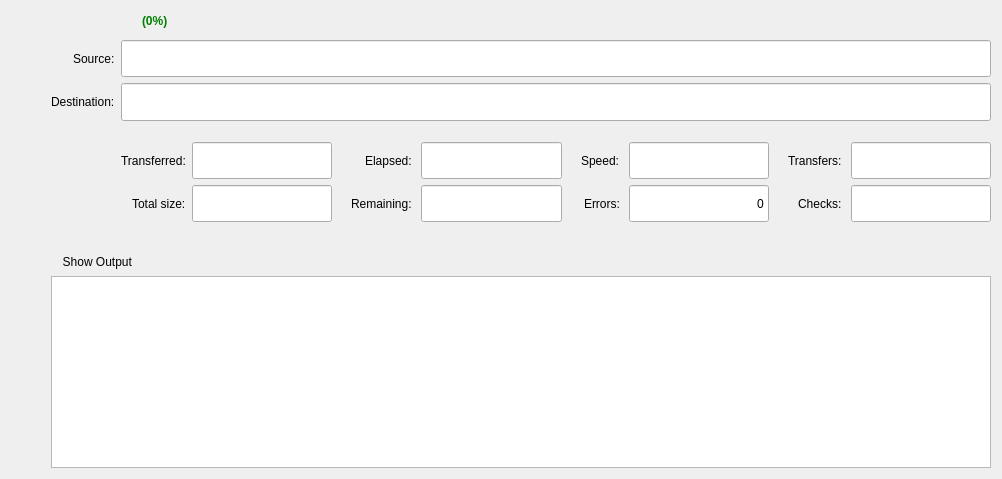
The window that src/job_widget.ui (holazt/RcloneBrowser) describes before a commit, drawn with Qt 5.
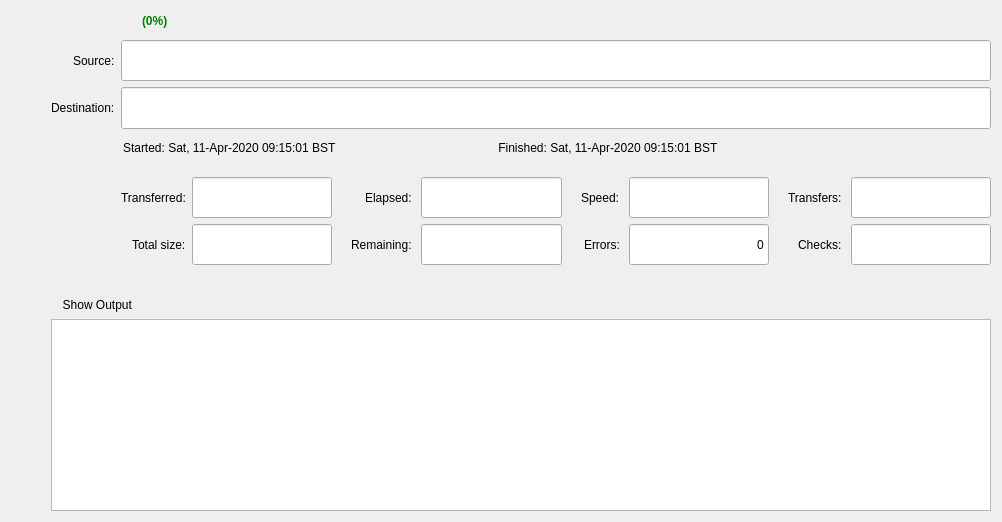
The same window after the commit.

Diff of the .ui file:
```diff
--- a/src/job_widget.ui
+++ b/src/job_widget.ui
@@ -7,7 +7,7 @@
     <x>0</x>
     <y>0</y>
     <width>1002</width>
-    <height>479</height>
+    <height>522</height>
    </rect>
   </property>
   <property name="sizePolicy">
@@ -166,54 +166,7 @@
       <property name="bottomMargin">
        <number>0</number>
       </property>
-      <item row="4" column="7">
-       <widget class="QLineEdit" name="errors">
-        <property name="sizePolicy">
-         <sizepolicy hsizetype="MinimumExpanding" vsizetype="Expanding">
-          <horstretch>0</horstretch>
-          <verstretch>0</verstretch>
-         </sizepolicy>
-        </property>
-        <property name="minimumSize">
-         <size>
-          <width>120</width>
-          <height>0</height>
-         </size>
-        </property>
-        <property name="text">
-         <string>0</string>
-        </property>
-        <property name="alignment">
-         <set>Qt::AlignRight|Qt::AlignTrailing|Qt::AlignVCenter</set>
-        </property>
-        <property name="readOnly">
-         <bool>true</bool>
-        </property>
-       </widget>
-      </item>
-      <item row="3" column="3">
-       <widget class="QLineEdit" name="size">
-        <property name="sizePolicy">
-         <sizepolicy hsizetype="MinimumExpanding" vsizetype="Expanding">
-          <horstretch>0</horstretch>
-          <verstretch>0</verstretch>
-         </sizepolicy>
-        </property>
-        <property name="minimumSize">
-         <size>
-          <width>120</width>
-          <height>0</height>
-         </size>
-        </property>
-        <property name="alignment">
-         <set>Qt::AlignRight|Qt::AlignTrailing|Qt::AlignVCenter</set>
-        </property>
-        <property name="readOnly">
-         <bool>true</bool>
-        </property>
-       </widget>
-      </item>
-      <item row="13" column="1" colspan="9">
+      <item row="16" column="1" colspan="9">
        <layout class="QFormLayout" name="progress">
         <property name="fieldGrowthPolicy">
          <enum>QFormLayout::ExpandingFieldsGrow</enum>
@@ -223,8 +176,21 @@
         </property>
        </layout>
       </item>
-      <item row="3" column="7">
-       <widget class="QLineEdit" name="bandwidth">
+      <item row="6" column="6" alignment="Qt::AlignRight">
+       <widget class="QLabel" name="label_2">
+        <property name="styleSheet">
+         <string notr="true">padding-left: 10px;</string>
+        </property>
+        <property name="text">
+         <string>Speed:</string>
+        </property>
+        <property name="buddy">
+         <cstring>bandwidth</cstring>
+        </property>
+       </widget>
+      </item>
+      <item row="7" column="7">
+       <widget class="QLineEdit" name="errors">
         <property name="sizePolicy">
          <sizepolicy hsizetype="MinimumExpanding" vsizetype="Expanding">
           <horstretch>0</horstretch>
@@ -237,6 +203,9 @@
           <height>0</height>
          </size>
         </property>
+        <property name="text">
+         <string>0</string>
+        </property>
         <property name="alignment">
          <set>Qt::AlignRight|Qt::AlignTrailing|Qt::AlignVCenter</set>
         </property>
@@ -245,68 +214,7 @@
         </property>
        </widget>
       </item>
-      <item row="14" column="1">
-       <spacer name="verticalSpacer_3">
-        <property name="orientation">
-         <enum>Qt::Vertical</enum>
-        </property>
-        <property name="sizeType">
-         <enum>QSizePolicy::Fixed</enum>
-        </property>
-        <property name="sizeHint" stdset="0">
-         <size>
-          <width>20</width>
-          <height>10</height>
-         </size>
-        </property>
-       </spacer>
-      </item>
-      <item row="15" column="1" colspan="2">
-       <widget class="QToolButton" name="showOutput">
-        <property name="styleSheet">
-         <string notr="true">QToolButton { border: 0 }</string>
-        </property>
-        <property name="text">
-         <string>  Show Output</string>
-        </property>
-        <property name="checkable">
-         <bool>true</bool>
-        </property>
-        <property name="toolButtonStyle">
-         <enum>Qt::ToolButtonTextBesideIcon</enum>
-        </property>
-       </widget>
-      </item>
-      <item row="4" column="8" alignment="Qt::AlignRight">
-       <widget class="QLabel" name="label_8">
-        <property name="styleSheet">
-         <string notr="true">padding-left: 10px;</string>
-        </property>
-        <property name="text">
-         <string>Checks:</string>
-        </property>
-        <property name="buddy">
-         <cstring>checks</cstring>
-        </property>
-       </widget>
-      </item>
-      <item row="2" column="4">
-       <spacer name="verticalSpacer">
-        <property name="orientation">
-         <enum>Qt::Vertical</enum>
-        </property>
-        <property name="sizeType">
-         <enum>QSizePolicy::Fixed</enum>
-        </property>
-        <property name="sizeHint" stdset="0">
-         <size>
-          <width>20</width>
-          <height>15</height>
-         </size>
-        </property>
-       </spacer>
-      </item>
-      <item row="4" column="4" alignment="Qt::AlignRight">
+      <item row="7" column="4" alignment="Qt::AlignRight">
        <widget class="QLabel" name="label_4">
         <property name="styleSheet">
          <string notr="true">padding-left: 10px;</string>
@@ -319,8 +227,24 @@
         </property>
        </widget>
       </item>
-      <item row="4" column="9">
-       <widget class="QLineEdit" name="checks">
+      <item row="18" column="1" colspan="2">
+       <widget class="QToolButton" name="showOutput">
+        <property name="styleSheet">
+         <string notr="true">QToolButton { border: 0 }</string>
+        </property>
+        <property name="text">
+         <string>  Show Output</string>
+        </property>
+        <property name="checkable">
+         <bool>true</bool>
+        </property>
+        <property name="toolButtonStyle">
+         <enum>Qt::ToolButtonTextBesideIcon</enum>
+        </property>
+       </widget>
+      </item>
+      <item row="6" column="5">
+       <widget class="QLineEdit" name="elapsed">
         <property name="sizePolicy">
          <sizepolicy hsizetype="MinimumExpanding" vsizetype="Expanding">
           <horstretch>0</horstretch>
@@ -341,20 +265,23 @@
         </property>
        </widget>
       </item>
-      <item row="3" column="4" alignment="Qt::AlignRight">
-       <widget class="QLabel" name="label_6">
-        <property name="styleSheet">
-         <string notr="true">padding-left: 10px;</string>
+      <item row="2" column="1" alignment="Qt::AlignRight">
+       <widget class="QLabel" name="label">
+        <property name="sizePolicy">
+         <sizepolicy hsizetype="Fixed" vsizetype="Preferred">
+          <horstretch>0</horstretch>
+          <verstretch>0</verstretch>
+         </sizepolicy>
         </property>
         <property name="text">
-         <string>Elapsed:</string>
+         <string>Destination:</string>
         </property>
         <property name="buddy">
          <cstring>elapsed</cstring>
         </property>
        </widget>
       </item>
-      <item row="1" column="2" colspan="8">
+      <item row="2" column="2" colspan="8">
        <widget class="QLineEdit" name="dest">
         <property name="sizePolicy">
          <sizepolicy hsizetype="Expanding" vsizetype="Expanding">
@@ -367,43 +294,7 @@
         </property>
        </widget>
       </item>
-      <item row="4" column="2" alignment="Qt::AlignRight">
-       <widget class="QLabel" name="label_4a">
-        <property name="text">
-         <string>Total size:</string>
-        </property>
-        <property name="buddy">
-         <cstring>totalsize</cstring>
-        </property>
-       </widget>
-      </item>
-      <item row="3" column="6" alignment="Qt::AlignRight">
-       <widget class="QLabel" name="label_2">
-        <property name="styleSheet">
-         <string notr="true">padding-left: 10px;</string>
-        </property>
-        <property name="text">
-         <string>Speed:</string>
-        </property>
-        <property name="buddy">
-         <cstring>bandwidth</cstring>
-        </property>
-       </widget>
-      </item>
-      <item row="0" column="2" colspan="8">
-       <widget class="QLineEdit" name="source">
-        <property name="sizePolicy">
-         <sizepolicy hsizetype="Expanding" vsizetype="Expanding">
-          <horstretch>0</horstretch>
-          <verstretch>0</verstretch>
-         </sizepolicy>
-        </property>
-        <property name="readOnly">
-         <bool>true</bool>
-        </property>
-       </widget>
-      </item>
-      <item row="16" column="1" colspan="9">
+      <item row="19" column="1" colspan="9">
        <widget class="QPlainTextEdit" name="output">
         <property name="lineWrapMode">
          <enum>QPlainTextEdit::NoWrap</enum>
@@ -413,7 +304,117 @@
         </property>
        </widget>
       </item>
-      <item row="4" column="6" alignment="Qt::AlignRight">
+      <item row="6" column="3">
+       <widget class="QLineEdit" name="size">
+        <property name="sizePolicy">
+         <sizepolicy hsizetype="MinimumExpanding" vsizetype="Expanding">
+          <horstretch>0</horstretch>
+          <verstretch>0</verstretch>
+         </sizepolicy>
+        </property>
+        <property name="minimumSize">
+         <size>
+          <width>120</width>
+          <height>0</height>
+         </size>
+        </property>
+        <property name="alignment">
+         <set>Qt::AlignRight|Qt::AlignTrailing|Qt::AlignVCenter</set>
+        </property>
+        <property name="readOnly">
+         <bool>true</bool>
+        </property>
+       </widget>
+      </item>
+      <item row="7" column="3">
+       <widget class="QLineEdit" name="totalsize">
+        <property name="sizePolicy">
+         <sizepolicy hsizetype="MinimumExpanding" vsizetype="Expanding">
+          <horstretch>0</horstretch>
+          <verstretch>0</verstretch>
+         </sizepolicy>
+        </property>
+        <property name="minimumSize">
+         <size>
+          <width>120</width>
+          <height>0</height>
+         </size>
+        </property>
+        <property name="alignment">
+         <set>Qt::AlignRight|Qt::AlignTrailing|Qt::AlignVCenter</set>
+        </property>
+        <property name="readOnly">
+         <bool>true</bool>
+        </property>
+       </widget>
+      </item>
+      <item row="6" column="7">
+       <widget class="QLineEdit" name="bandwidth">
+        <property name="sizePolicy">
+         <sizepolicy hsizetype="MinimumExpanding" vsizetype="Expanding">
+          <horstretch>0</horstretch>
+          <verstretch>0</verstretch>
+         </sizepolicy>
+        </property>
+        <property name="minimumSize">
+         <size>
+          <width>120</width>
+          <height>0</height>
+         </size>
+        </property>
+        <property name="alignment">
+         <set>Qt::AlignRight|Qt::AlignTrailing|Qt::AlignVCenter</set>
+        </property>
+        <property name="readOnly">
+         <bool>true</bool>
+        </property>
+       </widget>
+      </item>
+      <item row="7" column="9">
+       <widget class="QLineEdit" name="checks">
+        <property name="sizePolicy">
+         <sizepolicy hsizetype="MinimumExpanding" vsizetype="Expanding">
+          <horstretch>0</horstretch>
+          <verstretch>0</verstretch>
+         </sizepolicy>
+        </property>
+        <property name="minimumSize">
+         <size>
+          <width>120</width>
+          <height>0</height>
+         </size>
+        </property>
+        <property name="alignment">
+         <set>Qt::AlignRight|Qt::AlignTrailing|Qt::AlignVCenter</set>
+        </property>
+        <property name="readOnly">
+         <bool>true</bool>
+        </property>
+       </widget>
+      </item>
+      <item row="6" column="9">
+       <widget class="QLineEdit" name="transferred">
+        <property name="sizePolicy">
+         <sizepolicy hsizetype="MinimumExpanding" vsizetype="Expanding">
+          <horstretch>0</horstretch>
+          <verstretch>0</verstretch>
+         </sizepolicy>
+        </property>
+        <property name="minimumSize">
+         <size>
+          <width>120</width>
+          <height>0</height>
+         </size>
+        </property>
+        <property name="alignment">
+         <set>Qt::AlignRight|Qt::AlignTrailing|Qt::AlignVCenter</set>
+        </property>
+        <property name="readOnly">
+         <bool>true</bool>
+        </property>
+       </widget>
+      </item>
+      <item row="7" column="6" alignment="Qt::AlignRight">
        <widget class="QLabel" name="label_7">
         <property name="styleSheet">
          <string notr="true">padding-left: 10px;</string>
@@ -426,99 +427,75 @@
         </property>
        </widget>
       </item>
-      <item row="1" column="1" alignment="Qt::AlignRight">
-       <widget class="QLabel" name="label">
-        <property name="sizePolicy">
-         <sizepolicy hsizetype="Fixed" vsizetype="Preferred">
-          <horstretch>0</horstretch>
-          <verstretch>0</verstretch>
-         </sizepolicy>
+      <item row="7" column="2" alignment="Qt::AlignRight">
+       <widget class="QLabel" name="label_4a">
+        <property name="text">
+         <string>Total size:</string>
         </property>
+        <property name="buddy">
+         <cstring>totalsize</cstring>
+        </property>
+       </widget>
+      </item>
+      <item row="7" column="8" alignment="Qt::AlignRight">
+       <widget class="QLabel" name="label_8">
+        <property name="styleSheet">
+         <string notr="true">padding-left: 10px;</string>
+        </property>
         <property name="text">
-         <string>Destination:</string>
+         <string>Checks:</string>
         </property>
         <property name="buddy">
          <cstring>dest</cstring>
         </property>
        </widget>
       </item>
-      <item row="3" column="0">
-       <spacer name="horizontalSpacer_3">
+      <item row="8" column="4">
+       <spacer name="verticalSpacer_2">
         <property name="orientation">
-         <enum>Qt::Horizontal</enum>
+         <enum>Qt::Vertical</enum>
         </property>
         <property name="sizeType">
          <enum>QSizePolicy::Fixed</enum>
         </property>
         <property name="sizeHint" stdset="0">
          <size>
-          <width>40</width>
-          <height>20</height>
+          <width>20</width>
+          <height>15</height>
          </size>
         </property>
        </spacer>
       </item>
-      <item row="3" column="5">
-       <widget class="QLineEdit" name="elapsed">
+      <item row="0" column="2" colspan="8">
+       <widget class="QLineEdit" name="source">
         <property name="sizePolicy">
-         <sizepolicy hsizetype="MinimumExpanding" vsizetype="Expanding">
+         <sizepolicy hsizetype="Expanding" vsizetype="Expanding">
           <horstretch>0</horstretch>
           <verstretch>0</verstretch>
          </sizepolicy>
         </property>
-        <property name="minimumSize">
-         <size>
-          <width>120</width>
-          <height>0</height>
-         </size>
-        </property>
-        <property name="alignment">
-         <set>Qt::AlignRight|Qt::AlignTrailing|Qt::AlignVCenter</set>
-        </property>
         <property name="readOnly">
          <bool>true</bool>
         </property>
        </widget>
       </item>
-      <item row="3" column="9">
-       <widget class="QLineEdit" name="transferred">
-        <property name="sizePolicy">
-         <sizepolicy hsizetype="MinimumExpanding" vsizetype="Expanding">
-          <horstretch>0</horstretch>
-          <verstretch>0</verstretch>
-         </sizepolicy>
+      <item row="17" column="1">
+       <spacer name="verticalSpacer_3">
+        <property name="orientation">
+         <enum>Qt::Vertical</enum>
         </property>
-        <property name="minimumSize">
+        <property name="sizeType">
+         <enum>QSizePolicy::Fixed</enum>
+        </property>
+        <property name="sizeHint" stdset="0">
          <size>
-          <width>120</width>
-          <height>0</height>
+          <width>20</width>
+          <height>10</height>
          </size>
         </property>
-        <property name="alignment">
-         <set>Qt::AlignRight|Qt::AlignTrailing|Qt::AlignVCenter</set>
-        </property>
-        <property name="readOnly">
-         <bool>true</bool>
-        </property>
-       </widget>
+       </spacer>
       </item>
-      <item row="0" column="1" alignment="Qt::AlignRight">
-       <widget class="QLabel" name="label_3">
-        <property name="sizePolicy">
-         <sizepolicy hsizetype="Fixed" vsizetype="Preferred">
-          <horstretch>0</horstretch>
-          <verstretch>0</verstretch>
-         </sizepolicy>
-        </property>
-        <property name="text">
-         <string>Source:</string>
-        </property>
-        <property name="buddy">
-         <cstring>source</cstring>
-        </property>
-       </widget>
-      </item>
-      <item row="3" column="2" alignment="Qt::AlignRight">
+      <item row="6" column="2" alignment="Qt::AlignRight">
        <widget class="QLabel" name="label_5">
         <property name="sizePolicy">
          <sizepolicy hsizetype="Fixed" vsizetype="Preferred">
@@ -534,51 +511,7 @@
         </property>
        </widget>
       </item>
-      <item row="4" column="3">
-       <widget class="QLineEdit" name="totalsize">
-        <property name="sizePolicy">
-         <sizepolicy hsizetype="MinimumExpanding" vsizetype="Expanding">
-          <horstretch>0</horstretch>
-          <verstretch>0</verstretch>
-         </sizepolicy>
-        </property>
-        <property name="minimumSize">
-         <size>
-          <width>120</width>
-          <height>0</height>
-         </size>
-        </property>
-        <property name="alignment">
-         <set>Qt::AlignRight|Qt::AlignTrailing|Qt::AlignVCenter</set>
-        </property>
-        <property name="readOnly">
-         <bool>true</bool>
-        </property>
-       </widget>
-      </item>
-      <item row="4" column="5">
-       <widget class="QLineEdit" name="eta">
-        <property name="sizePolicy">
-         <sizepolicy hsizetype="MinimumExpanding" vsizetype="Expanding">
-          <horstretch>0</horstretch>
-          <verstretch>0</verstretch>
-         </sizepolicy>
-        </property>
-        <property name="minimumSize">
-         <size>
-          <width>120</width>
-          <height>0</height>
-         </size>
-        </property>
-        <property name="alignment">
-         <set>Qt::AlignRight|Qt::AlignTrailing|Qt::AlignVCenter</set>
-        </property>
-        <property name="readOnly">
-         <bool>true</bool>
-        </property>
-       </widget>
-      </item>
-      <item row="3" column="8" alignment="Qt::AlignRight">
+      <item row="6" column="8" alignment="Qt::AlignRight">
        <widget class="QLabel" name="label_9">
         <property name="styleSheet">
          <string notr="true">padding-left: 10px;</string>
@@ -591,8 +524,46 @@
         </property>
        </widget>
       </item>
+      <item row="6" column="0">
+       <spacer name="horizontalSpacer_3">
+        <property name="orientation">
+         <enum>Qt::Horizontal</enum>
+        </property>
+        <property name="sizeType">
+         <enum>QSizePolicy::Fixed</enum>
+        </property>
+        <property name="sizeHint" stdset="0">
+         <size>
+          <width>40</width>
+          <height>20</height>
+         </size>
+        </property>
+       </spacer>
+      </item>
+      <item row="7" column="5">
+       <widget class="QLineEdit" name="eta">
+        <property name="sizePolicy">
+         <sizepolicy hsizetype="MinimumExpanding" vsizetype="Expanding">
+          <horstretch>0</horstretch>
+          <verstretch>0</verstretch>
+         </sizepolicy>
+        </property>
+        <property name="minimumSize">
+         <size>
+          <width>120</width>
+          <height>0</height>
+         </size>
+        </property>
+        <property name="alignment">
+         <set>Qt::AlignRight|Qt::AlignTrailing|Qt::AlignVCenter</set>
+        </property>
+        <property name="readOnly">
+         <bool>true</bool>
+        </property>
+       </widget>
+      </item>
       <item row="5" column="4">
-       <spacer name="verticalSpacer_2">
+       <spacer name="verticalSpacer">
         <property name="orientation">
          <enum>Qt::Vertical</enum>
         </property>
@@ -607,6 +578,73 @@
         </property>
        </spacer>
       </item>
+      <item row="0" column="1" alignment="Qt::AlignRight">
+       <widget class="QLabel" name="label_3">
+        <property name="sizePolicy">
+         <sizepolicy hsizetype="Fixed" vsizetype="Preferred">
+          <horstretch>0</horstretch>
+          <verstretch>0</verstretch>
+         </sizepolicy>
+        </property>
+        <property name="text">
+         <string>Source:</string>
+        </property>
+        <property name="buddy">
+         <cstring>source</cstring>
+        </property>
+       </widget>
+      </item>
+      <item row="6" column="4" alignment="Qt::AlignRight">
+       <widget class="QLabel" name="label_6">
+        <property name="styleSheet">
+         <string notr="true">padding-left: 10px;</string>
+        </property>
+        <property name="text">
+         <string>Elapsed:</string>
+        </property>
+        <property name="buddy">
+         <cstring>elapsed</cstring>
+        </property>
+       </widget>
+      </item>
+      <item row="4" column="2" colspan="8">
+       <widget class="QLineEdit" name="le_StartFinishInfo">
+        <property name="contextMenuPolicy">
+         <enum>Qt::NoContextMenu</enum>
+        </property>
+        <property name="styleSheet">
+         <string notr="true">* { background-color: rgba(0, 0, 0, 0); }</string>
+        </property>
+        <property name="text">
+         <string>Started: Sat, 11-Apr-2020 09:15:01 BST                                                 Finished: Sat, 11-Apr-2020 09:15:01 BST</string>
+        </property>
+        <property name="frame">
+         <bool>false</bool>
+        </property>
+        <property name="cursorPosition">
+         <number>126</number>
+        </property>
+        <property name="readOnly">
+         <bool>true</bool>
+        </property>
+       </widget>
+      </item>
+      <item row="3" column="2">
+       <spacer name="verticalSpacer_4">
+        <property name="orientation">
+         <enum>Qt::Vertical</enum>
+        </property>
+        <property name="sizeType">
+         <enum>QSizePolicy::Fixed</enum>
+        </property>
+        <property name="sizeHint" stdset="0">
+         <size>
+          <width>20</width>
+          <height>5</height>
+         </size>
+        </property>
+       </spacer>
+      </item>
      </layout>
     </widget>
    </item>
```
Left out of the diff: 4 changed lines with no effect on the pictures.
